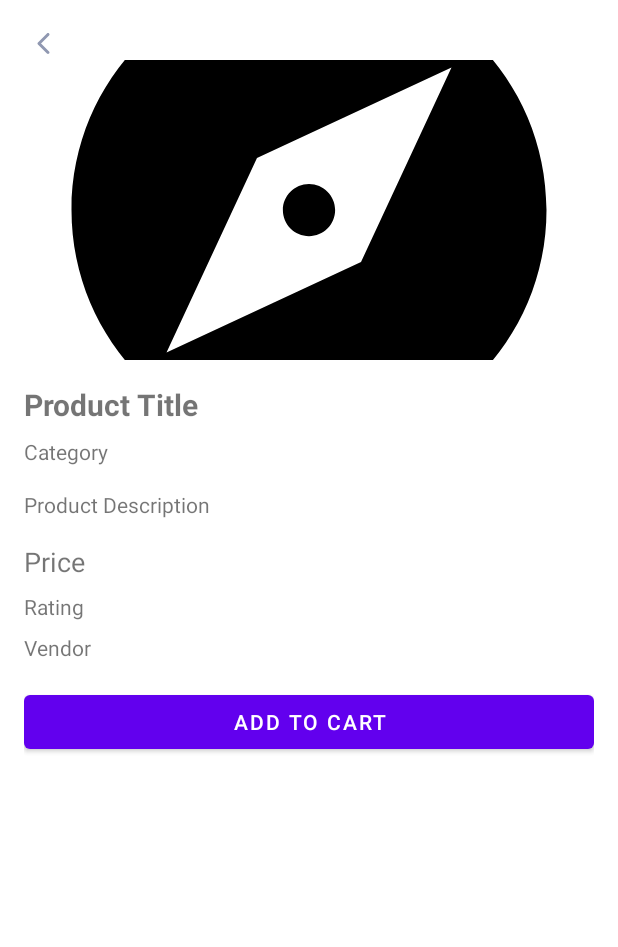
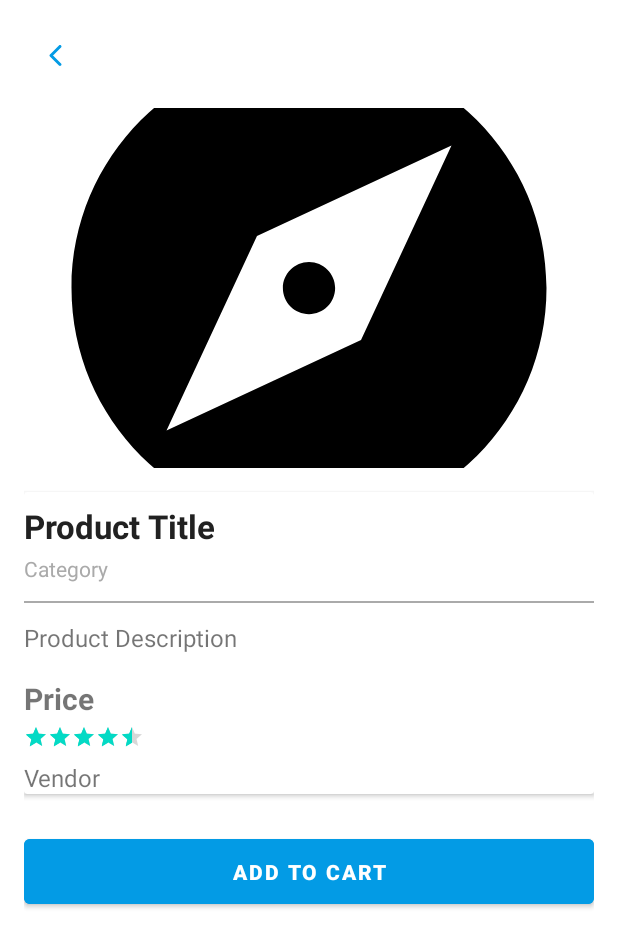
Before and after one commit to IT21168390/E-commerce_Customers_Android_App-EAD_Assessment, an Android app: the layout fragment_product_details.xml on its own in the app's theme, with its tools: preview values and no code run, on a phone screen of 412 x 824 dp. Shown: the top 947 px of the screen. Run offline under Robolectric (Android 15) with nearby library versions, the phone set to English and light mode, and no system bars.

Commit message:
Updated cart and product details fragments

```diff
--- a/app/src/main/java/com/example/e_commercecustomers_ead/fragments/CartFragment.java
+++ b/app/src/main/java/com/example/e_commercecustomers_ead/fragments/CartFragment.java
@@ -4,6 +4,7 @@ import android.os.Bundle;
 import android.view.LayoutInflater;
 import android.view.View;
 import android.view.ViewGroup;
+import android.widget.ImageView;
 
 import androidx.annotation.NonNull;
 import androidx.annotation.Nullable;
@@ -20,6 +21,8 @@ import java.util.List;
 
 public class CartFragment extends Fragment {
 
+    private ImageView backButton;
+
     private RecyclerView cartRecyclerView;
     private CartAdapter cartAdapter;
     private List<Product> cartItems;
@@ -31,6 +34,7 @@ public class CartFragment extends Fragment {
 
         cartRecyclerView = view.findViewById(R.id.cartRecyclerView);
         cartRecyclerView.setLayoutManager(new LinearLayoutManager(getContext()));
+        backButton = view.findViewById(R.id.backButton);
 
         // Get cart items from CartManager
         cartItems = CartManager.getInstance().getCartItems();
@@ -39,6 +43,12 @@ public class CartFragment extends Fragment {
         cartAdapter = new CartAdapter(cartItems);
         cartRecyclerView.setAdapter(cartAdapter);
 
+        // Back button listener
+        backButton.setOnClickListener(v -> {
+            // Navigate back to the previous fragment
+            requireActivity().getSupportFragmentManager().popBackStack();
+        });
+
         return view;
     }
 }
--- a/app/src/main/java/com/example/e_commercecustomers_ead/fragments/ProductDetailsFragment.java
+++ b/app/src/main/java/com/example/e_commercecustomers_ead/fragments/ProductDetailsFragment.java
@@ -6,6 +6,7 @@ import android.view.View;
 import android.view.ViewGroup;
 import android.widget.Button;
 import android.widget.ImageView;
+import android.widget.RatingBar;
 import android.widget.TextView;
 import android.widget.Toast;
 
@@ -21,8 +22,9 @@ import com.example.e_commercecustomers_ead.services.CartManager;
 public class ProductDetailsFragment extends Fragment {
 
     private ImageView productImage, backButton;
-    private TextView productTitle, productCategory, productDescription, productPrice, productRating, vendorName;
+    private TextView productTitle, productCategory, productDescription, productPrice, vendorName;
     private Button addToCartButton;
+    RatingBar productRating;
     private Product product;
 
     public ProductDetailsFragment() {
@@ -77,7 +79,7 @@ public class ProductDetailsFragment extends Fragment {
             productCategory.setText(product.getCategory());
             productDescription.setText(product.getDescription());
             productPrice.setText(String.format("$%.2f", product.getPrice()));
-            productRating.setText(String.format("Rating: %.1f", product.getRating()));
+            productRating.setRating((float) product.getRating());
             vendorName.setText(product.getVendorName());
 
             // Set initial button state
--- a/app/src/main/res/layout/fragment_cart.xml
+++ b/app/src/main/res/layout/fragment_cart.xml
@@ -7,15 +7,31 @@
         android:padding="16dp"
         android:background="@color/white">
 
+    <LinearLayout
+        android:id="@+id/topSection"
+        android:layout_width="match_parent"
+        android:layout_height="wrap_content"
+        android:orientation="horizontal"
+        android:gravity="center_vertical">
+
+        <ImageView
+            android:id="@+id/backButton"
+            android:layout_width="24dp"
+            android:layout_height="24dp"
+            android:src="@drawable/ic_back_arrow" />
+
+
         <TextView
             android:id="@+id/cart_title"
             android:layout_width="wrap_content"
             android:layout_height="wrap_content"
             android:text="@string/cart_title"
+            android:textSize="18sp"
             android:textStyle="bold"
-            android:textSize="22sp"
-            android:layout_gravity="center"
-            android:layout_marginBottom="16dp" />
+            android:layout_marginStart="16dp" />
+    </LinearLayout>
+
+
 
     <androidx.recyclerview.widget.RecyclerView
         android:id="@+id/cartRecyclerView"
--- a/app/src/main/res/layout/fragment_product_details.xml
+++ b/app/src/main/res/layout/fragment_product_details.xml
@@ -7,72 +7,134 @@
     <LinearLayout
         android:layout_width="match_parent"
         android:layout_height="wrap_content"
-        android:orientation="vertical">
+        android:orientation="vertical"
+        android:gravity="center_horizontal">
 
+        <!-- Back Button -->
         <ImageView
             android:id="@+id/backButton"
-            android:layout_width="24dp"
-            android:layout_height="24dp"
-            android:src="@drawable/ic_back_arrow" />
+            android:layout_width="40dp"
+            android:layout_height="40dp"
+            android:src="@drawable/ic_back_arrow"
+            android:layout_gravity="start"
+            android:padding="8dp"
+            android:background="?attr/selectableItemBackgroundBorderless"
+            android:tint="@color/light_blue_600"/>
 
-
+        <!-- Product Image -->
         <ImageView
             android:id="@+id/productImage"
             android:layout_width="match_parent"
-            android:layout_height="200dp"
+            android:layout_height="240dp"
             android:scaleType="centerCrop"
-            android:src="@drawable/baseline_explore_24" />
+            android:src="@drawable/baseline_explore_24"
+            android:layout_marginTop="16dp"
+            android:elevation="4dp"
+            android:contentDescription="Product Image" />
 
+        <!-- Product Details Card -->
+        <androidx.cardview.widget.CardView
+            android:layout_width="match_parent"
+            android:layout_height="wrap_content"
+            android:layout_marginTop="16dp"
+            android:elevation="4dp"
+            android:padding="16dp"
+            android:radius="8dp">
+
+            <LinearLayout
+                android:layout_width="match_parent"
+                android:layout_height="wrap_content"
+                android:orientation="vertical">
+
+                <!-- Product Title -->
                 <TextView
                     android:id="@+id/productTitle"
                     android:layout_width="wrap_content"
                     android:layout_height="wrap_content"
                     android:text="Product Title"
-            android:textSize="20sp"
+                    android:textSize="22sp"
+                    android:textColor="@color/textColor"
                     android:textStyle="bold"
-            android:layout_marginTop="16dp" />
+                    android:layout_marginTop="8dp" />
 
+                <!-- Product Category -->
                 <TextView
                     android:id="@+id/productCategory"
                     android:layout_width="wrap_content"
                     android:layout_height="wrap_content"
                     android:text="Category"
-            android:layout_marginTop="8dp" />
+                    android:textSize="14sp"
+                    android:textColor="@android:color/darker_gray"
+                    android:layout_marginTop="4dp" />
 
+                <!-- Divider -->
+                <View
+                    android:layout_width="match_parent"
+                    android:layout_height="1dp"
+                    android:layout_marginTop="12dp"
+                    android:background="@android:color/darker_gray" />
+
+                <!-- Product Description -->
                 <TextView
                     android:id="@+id/productDescription"
                     android:layout_width="wrap_content"
                     android:layout_height="wrap_content"
                     android:text="Product Description"
-            android:layout_marginTop="16dp" />
+                    android:textSize="16sp"
+                    android:layout_marginTop="12dp" />
 
+                <!-- Price Section -->
                 <TextView
                     android:id="@+id/productPrice"
                     android:layout_width="wrap_content"
                     android:layout_height="wrap_content"
                     android:text="Price"
-            android:textSize="18sp"
+                    android:textSize="20sp"
+                    android:textStyle="bold"
                     android:layout_marginTop="16dp" />
 
-        <TextView
+                <!-- Rating Section -->
+<!--                <TextView-->
+<!--                    android:id="@+id/productRating"-->
+<!--                    android:layout_width="wrap_content"-->
+<!--                    android:layout_height="wrap_content"-->
+<!--                    android:text="Rating"-->
+<!--                    android:textSize="16sp"-->
+<!--                    android:layout_marginTop="8dp" />-->
+
+                <RatingBar
                     android:id="@+id/productRating"
                     android:layout_width="wrap_content"
                     android:layout_height="wrap_content"
-            android:text="Rating"
-            android:layout_marginTop="8dp" />
+                    android:layout_marginTop="4dp"
+                    android:numStars="5"
+                    android:rating="4.5"
+                    android:stepSize="0.5"
+                    android:isIndicator="true"
+                    style="?android:attr/ratingBarStyleSmall" />
 
+                <!-- Vendor Section -->
                 <TextView
                     android:id="@+id/vendorName"
                     android:layout_width="wrap_content"
                     android:layout_height="wrap_content"
                     android:text="Vendor"
+                    android:textSize="16sp"
                     android:layout_marginTop="8dp" />
+            </LinearLayout>
+        </androidx.cardview.widget.CardView>
 
+        <!-- Add to Cart Button -->
         <Button
             android:id="@+id/addToCartButton"
             android:layout_width="match_parent"
             android:layout_height="wrap_content"
             android:text="Add to Cart"
-            android:layout_marginTop="16dp" />
+            android:textColor="@android:color/white"
+            android:backgroundTint="@color/light_blue_600"
+            android:layout_marginTop="24dp"
+            android:layout_marginBottom="16dp"
+            android:padding="12dp"
+            android:textStyle="bold"/>
     </LinearLayout>
 </ScrollView>
```
Lines whose indentation alone changed are shown as unchanged.
